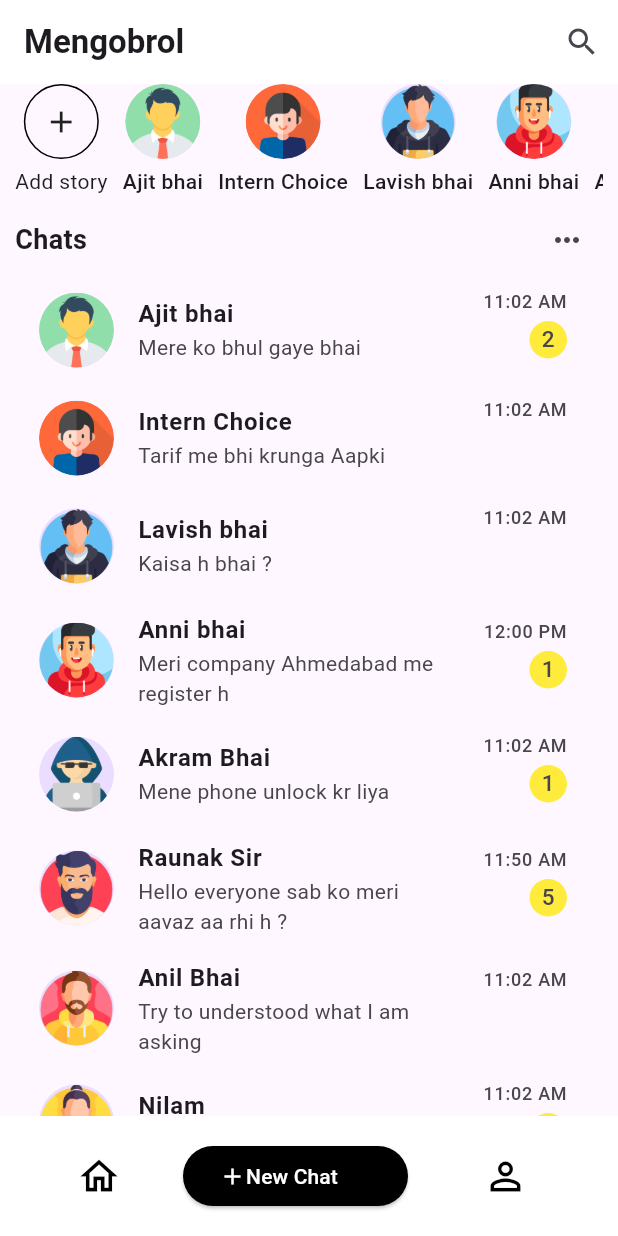
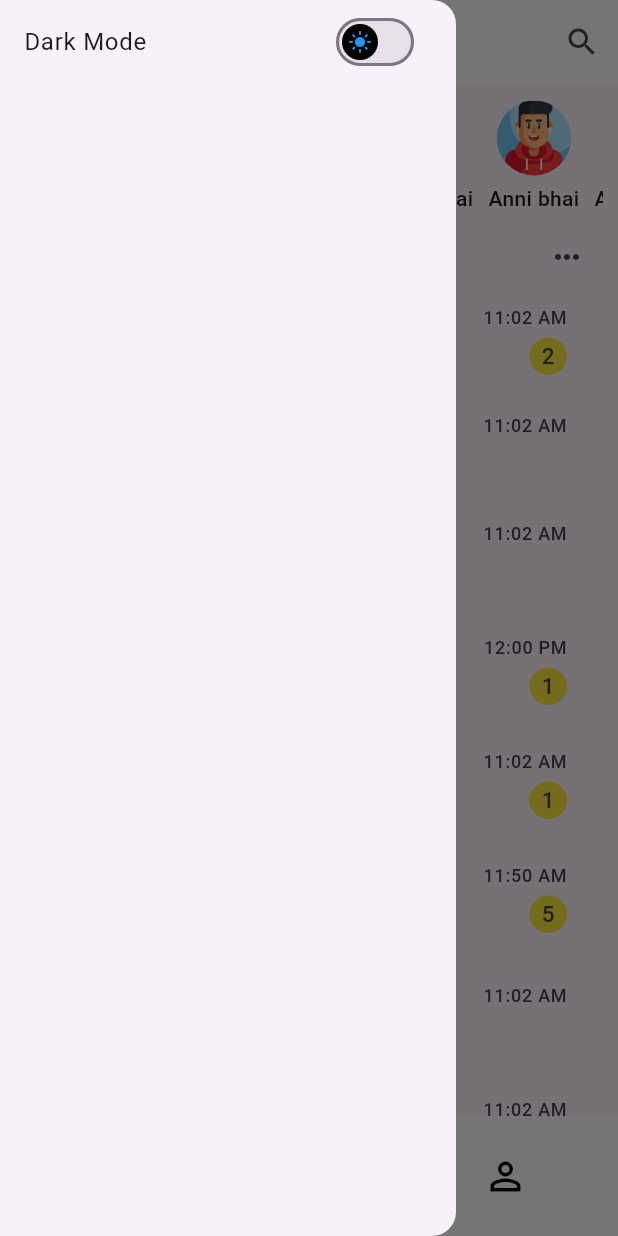
Before and after one commit to AbrarSumra/mengo_brol_chatapp_by_Abrar_Khira, a Flutter app: the screen it shows after launch, with the side drawer open (before the commit the screen has no drawer), on a phone screen of 412 x 824 dp. Run offline on Flutter 3.47's test engine with Material 3 defaults, Android fonts, the phone set to English and light mode, and no system bars; our stand-ins replace shared_preferences.

Commit message:
ThemeProvider added

```diff
--- a/lib/main.dart
+++ b/lib/main.dart
@@ -1,8 +1,15 @@
 import 'package:flutter/material.dart';
+import 'package:provider/provider.dart';
+import 'package:wscube_mengo_brol_chatapp/provider/theme_provider.dart';
 import 'package:wscube_mengo_brol_chatapp/screens/home_screen.dart';
 
 void main() {
-  runApp(const MyApp());
+  runApp(
+    ChangeNotifierProvider(
+      create: (context) => ThemeProvider(),
+      child: const MyApp(),
+    ),
+  );
 }
 
 class MyApp extends StatelessWidget {
@@ -11,14 +18,24 @@ class MyApp extends StatelessWidget {
   // This widget is the root of your application.
   @override
   Widget build(BuildContext context) {
+    context.read<ThemeProvider>().updateThemeOnStart();
+
     return MaterialApp(
       title: 'Flutter Demo',
+      themeMode: context.watch<ThemeProvider>().themeValue
+          ? ThemeMode.dark
+          : ThemeMode.light,
+      darkTheme: ThemeData(
+        brightness: Brightness.dark,
+        useMaterial3: true,
+      ),
       theme: ThemeData(
+        brightness: Brightness.light,
         colorScheme: ColorScheme.fromSeed(seedColor: Colors.deepPurple),
         useMaterial3: true,
       ),
       debugShowCheckedModeBanner: false,
-      home: HomeScreen(),
+      home: const HomeScreen(),
     );
   }
 }
--- /dev/null
+++ b/lib/provider/theme_provider.dart
@@ -0,0 +1,36 @@
+import 'package:flutter/material.dart';
+import 'package:shared_preferences/shared_preferences.dart';
+
+class ThemeProvider extends ChangeNotifier {
+  bool _isDark = false;
+
+  static const String IS_DARK = "isDark";
+
+  bool get themeValue {
+    return _isDark;
+  }
+
+  set themeValue(bool value) {
+    _isDark = value;
+    updateThemeInPref(value);
+    notifyListeners();
+  }
+
+  void updateThemeInPref(bool value) async {
+    var prefs = await SharedPreferences.getInstance();
+    prefs.setBool(IS_DARK, value);
+  }
+
+  void updateThemeOnStart() async {
+    var prefs = await SharedPreferences.getInstance();
+    var isDarkPrefs = prefs.getBool(IS_DARK);
+
+    if (isDarkPrefs != null) {
+      _isDark = isDarkPrefs;
+    } else {
+      _isDark = false;
+    }
+
+    notifyListeners();
+  }
+}
--- a/lib/screens/home_screen.dart
+++ b/lib/screens/home_screen.dart
@@ -1,7 +1,9 @@
 import 'package:flutter/cupertino.dart';
 import 'package:flutter/material.dart';
+import 'package:provider/provider.dart';
 import 'package:wscube_mengo_brol_chatapp/data/data.dart';
 import 'package:wscube_mengo_brol_chatapp/modules/bottom_sheet.dart';
+import 'package:wscube_mengo_brol_chatapp/provider/theme_provider.dart';
 import 'package:wscube_mengo_brol_chatapp/screens/chat_screen.dart';
 
 class HomeScreen extends StatefulWidget {
@@ -31,9 +33,11 @@ class _HomeScreenState extends State<HomeScreen> {
 
   @override
   Widget build(BuildContext context) {
+    var isDark = Theme.of(context).brightness == Brightness.dark;
+
     return Scaffold(
       appBar: AppBar(
-        backgroundColor: Colors.white,
+        backgroundColor: isDark ? Colors.black : Colors.white,
         title: const Text(
           "Mengobrol",
           style: TextStyle(
@@ -53,6 +57,7 @@ class _HomeScreenState extends State<HomeScreen> {
           padding: const EdgeInsets.symmetric(horizontal: 10),
           child: Column(
             children: [
+              const SizedBox(height: 11),
               SingleChildScrollView(
                 scrollDirection: Axis.horizontal,
                 child: SizedBox(
@@ -240,6 +245,31 @@ class _HomeScreenState extends State<HomeScreen> {
           ),
         ),
       ),
+      drawer: Drawer(
+        child: SafeArea(
+          child: Column(
+            children: [
+              SwitchListTile(
+                title: const Text("Dark Mode"),
+                thumbIcon: MaterialStateProperty.resolveWith((states) {
+                  if (states.contains(MaterialState.selected)) {
+                    return const Icon(Icons.dark_mode, color: Colors.blue);
+                  } else {
+                    return const Icon(Icons.light_mode, color: Colors.blue);
+                  }
+                }),
+                activeColor: Colors.white,
+                inactiveThumbColor: Colors.black,
+                value: context.read<ThemeProvider>().themeValue,
+                onChanged: (value) {
+                  context.read<ThemeProvider>().themeValue = value;
+                  Navigator.pop(context);
+                },
+              ),
+            ],
+          ),
+        ),
+      ),
     );
   }
 }
--- a/pubspec.yaml
+++ b/pubspec.yaml
@@ -35,6 +35,8 @@ dependencies:
   # The following adds the Cupertino Icons font to your application.
   # Use with the CupertinoIcons class for iOS style icons.
   cupertino_icons: ^1.0.2
+  provider: ^6.1.1
+  shared_preferences: ^2.2.2
 
 dev_dependencies:
   flutter_test:
```
Also changed, not shown: pubspec.lock, 7 other files.
